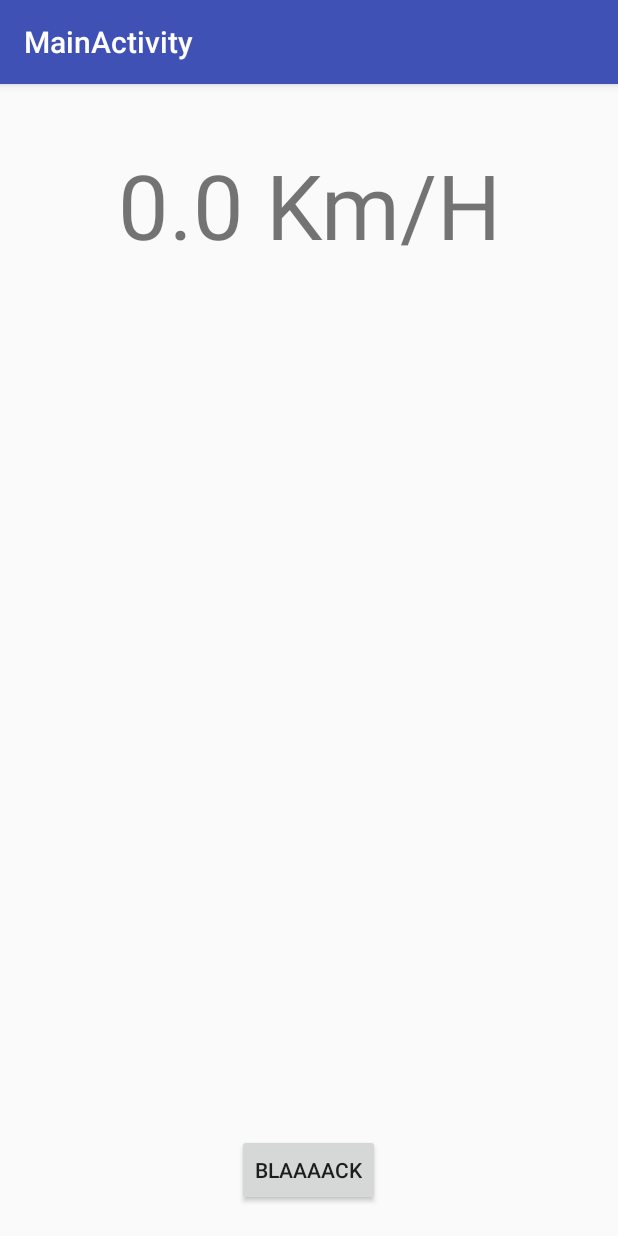
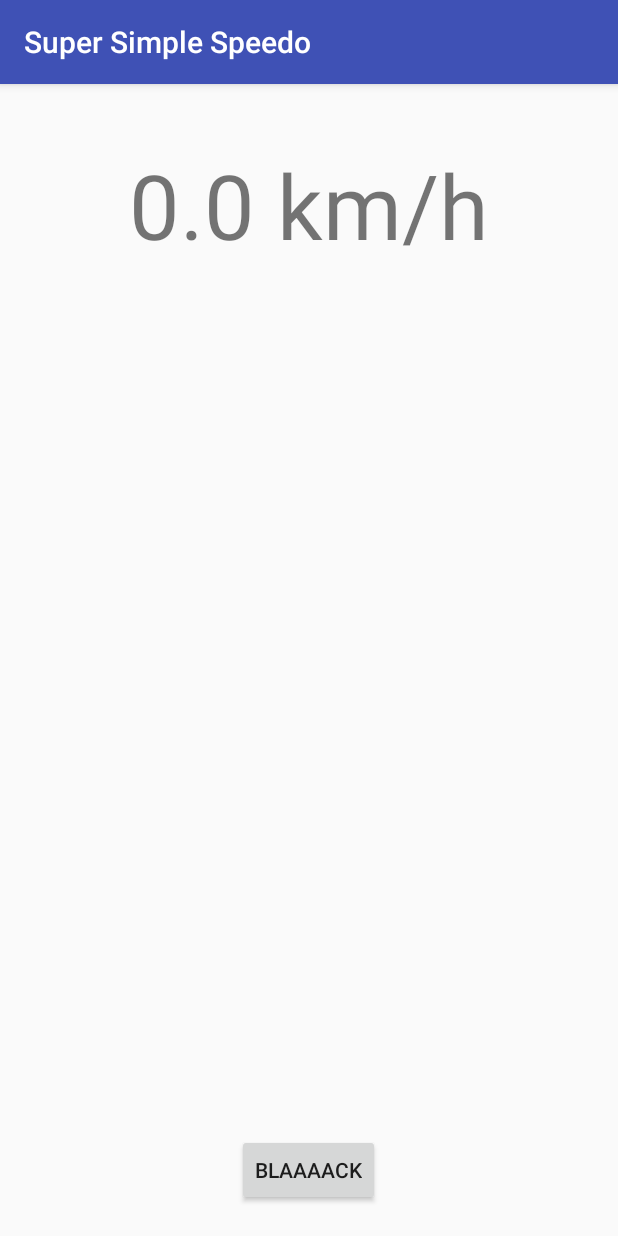
Before and after one commit to aidandavis/SimpleSpeedometer, an Android app: the screen it shows after launch (MainActivity), on a phone screen of 412 x 824 dp. Run offline under Robolectric (Android 15) with nearby library versions, the phone set to English and light mode, and no system bars.

Commit message:
minor text changes. Speed doesn't work in emulator. Potentially need to calculate distance/time manually.

```diff
--- a/app/src/main/java/com/aidandavisdev/aidandavis/simplespeedo/MainActivity.java
+++ b/app/src/main/java/com/aidandavisdev/aidandavis/simplespeedo/MainActivity.java
@@ -26,7 +26,7 @@ public class MainActivity extends AppCompatActivity {
         super.onCreate(savedInstanceState);
         setContentView(R.layout.activity_main);
         Toolbar toolbar = (Toolbar) findViewById(R.id.toolbar);
-        setSupportActionBar(toolbar);
+        //setSupportActionBar(toolbar);
         toolbar.setTitle(R.string.toolbar_title);
 
         speedText = (TextView) findViewById(R.id.speedDisplay);
@@ -60,6 +60,6 @@ public class MainActivity extends AppCompatActivity {
     }
 
     private void updateSpeedDisplay() {
-        speedText.setText(String.format("%s Km/H", String.valueOf(speedTracker.getSpeedKMH())));
+        speedText.setText(String.format("%s km/h", String.valueOf(speedTracker.getSpeedKMH())));
     }
 }
```
